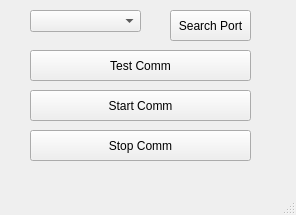
First picture: the form in gui/MainWindow.ui, repository Alfa-Elettronica/SwCollaudoL24, before the edit.
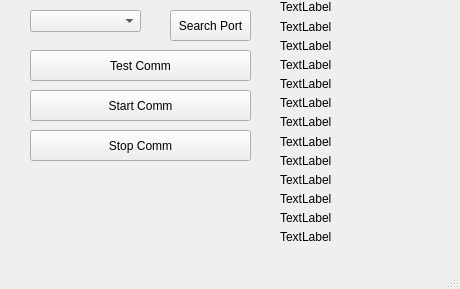
Second picture: the form after the edit.

Commit message: DUT status su GUI

```diff
--- a/gui/MainWindow.ui
+++ b/gui/MainWindow.ui
@@ -6,8 +6,8 @@
    <rect>
     <x>0</x>
     <y>0</y>
-    <width>296</width>
-    <height>215</height>
+    <width>460</width>
+    <height>289</height>
    </rect>
   </property>
   <property name="windowTitle">
@@ -76,6 +76,109 @@
      <string>Stop Comm</string>
     </property>
    </widget>
+   <widget class="QWidget" name="verticalLayoutWidget">
+    <property name="geometry">
+     <rect>
+      <x>280</x>
+      <y>0</y>
+      <width>160</width>
+      <height>243</height>
+     </rect>
+    </property>
+    <layout class="QVBoxLayout" name="verticalLayout">
+     <item>
+      <widget class="QLabel" name="lbl_test_1">
+       <property name="text">
+        <string>TextLabel</string>
+       </property>
+      </widget>
+     </item>
+     <item>
+      <widget class="QLabel" name="lbl_test_2">
+       <property name="text">
+        <string>TextLabel</string>
+       </property>
+      </widget>
+     </item>
+     <item>
+      <widget class="QLabel" name="lbl_test_3">
+       <property name="text">
+        <string>TextLabel</string>
+       </property>
+      </widget>
+     </item>
+     <item>
+      <widget class="QLabel" name="lbl_test_4">
+       <property name="text">
+        <string>TextLabel</string>
+       </property>
+      </widget>
+     </item>
+     <item>
+      <widget class="QLabel" name="lbl_test_5">
+       <property name="text">
+        <string>TextLabel</string>
+       </property>
+      </widget>
+     </item>
+     <item>
+      <widget class="QLabel" name="lbl_test_6">
+       <property name="text">
+        <string>TextLabel</string>
+       </property>
+      </widget>
+     </item>
+     <item>
+      <widget class="QLabel" name="lbl_test_7">
+       <property name="text">
+        <string>TextLabel</string>
+       </property>
+      </widget>
+     </item>
+     <item>
+      <widget class="QLabel" name="lbl_test_8">
+       <property name="text">
+        <string>TextLabel</string>
+       </property>
+      </widget>
+     </item>
+     <item>
+      <widget class="QLabel" name="lbl_test_9">
+       <property name="text">
+        <string>TextLabel</string>
+       </property>
+      </widget>
+     </item>
+     <item>
+      <widget class="QLabel" name="lbl_test_10">
+       <property name="text">
+        <string>TextLabel</string>
+       </property>
+      </widget>
+     </item>
+     <item>
+      <widget class="QLabel" name="lbl_test_11">
+       <property name="text">
+        <string>TextLabel</string>
+       </property>
+      </widget>
+     </item>
+     <item>
+      <widget class="QLabel" name="lbl_test_12">
+       <property name="text">
+        <string>TextLabel</string>
+       </property>
+      </widget>
+     </item>
+     <item>
+      <widget class="QLabel" name="lbl_test_13">
+       <property name="text">
+        <string>TextLabel</string>
+       </property>
+      </widget>
+     </item>
+    </layout>
+   </widget>
   </widget>
   <widget class="QMenuBar" name="menubar">
    <property name="geometry">
```
Left out of the diff: 2 changed lines with no effect on the pictures. The commit also changes 2 other files.
